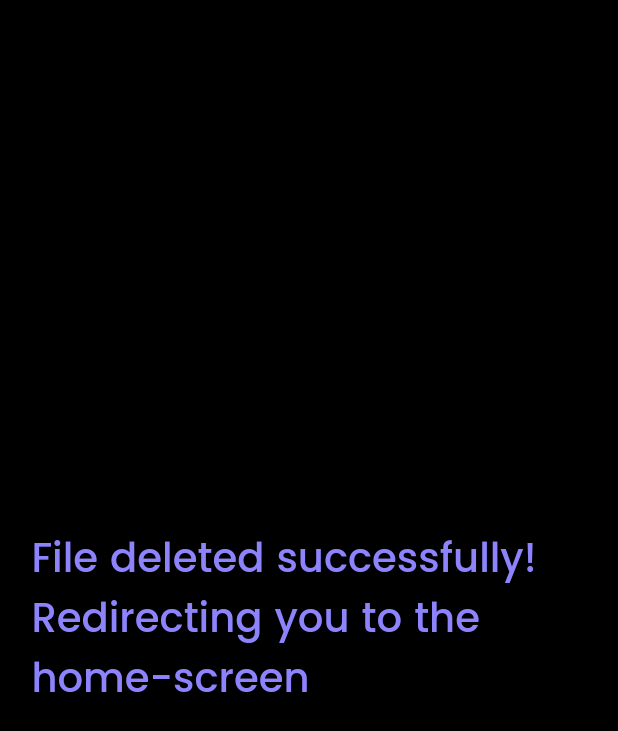
After one commit to ISTE-VIT/ISTE-App, a Flutter app: the FileDeletedScreen screen opened by its route, on a phone screen of 412 x 824 dp. The commit adds this screen. Shown: the top 731 px of the screen. Run offline on Flutter 3.47's test engine with Material 2 defaults, Android fonts, the phone set to English and light mode, and no system bars; our stand-ins replace file_picker, firebase_core, firebase_messaging, firebase_storage, google_sign_in, page_transition and 1 more; accounts and stored records are empty; network calls fail.

Commit message:
Add delete files

```diff
--- /dev/null
+++ b/iste/lib/core/storage/file_deleted_screen.dart
@@ -0,0 +1,35 @@
+import 'dart:async';
+
+import 'package:flutter/material.dart';
+import 'package:iste/board/board_home_screen.dart';
+
+class FileDeletedScreen extends StatelessWidget {
+  static const routeName = "/file-deleted";
+
+  @override
+  Widget build(BuildContext context) {
+    var c = MediaQuery.of(context).size.width;
+    Timer(const Duration(seconds: 2), () {
+      Navigator.of(context).pushNamedAndRemoveUntil(BoardHomeScreen.routeName, (route) => false);
+    });
+    return new WillPopScope(
+        onWillPop: () async => false,
+        child: Scaffold(
+          backgroundColor: Colors.black,
+          body: SafeArea(
+              child: Center(
+            child: Container(
+              margin: EdgeInsets.only(left: 0.0508 * c, right: 0.0508 * c),
+              child: Text(
+                "File deleted successfully! Redirecting you to the home-screen",
+                style: TextStyle(
+                  fontFamily: "Poppins",
+                  fontSize: 0.065 * c,
+                  color: Color.fromRGBO(141, 131, 252, 1),
+                ),
+              ),
+            ),
+          )),
+        ));
+  }
+}
--- a/iste/lib/main.dart
+++ b/iste/lib/main.dart
@@ -11,12 +11,14 @@ import 'package:iste/board/requests/request_added_screen.dart';
 import 'package:iste/board/requests/request_added_successfully_screen.dart';
 import 'package:iste/board/requests/request_deleted_screen.dart';
 import 'package:iste/board/requests/view_requests_screen.dart';
+import 'package:iste/board/tasks/edit_task_success_screen.dart';
 import 'package:iste/board/tasks/new_task_screen.dart';
 import 'package:iste/board/tasks/success_task_screen.dart';
 import 'package:iste/core/core_broadcasts/core_broadcast_screen.dart';
 import 'package:iste/core/core_broadcasts/new_core_broadcast_screen.dart';
 import 'package:iste/core/core_broadcasts/success_core_broadcast_screen.dart';
 import 'package:iste/core/home_screen.dart';
+import 'package:iste/core/storage/file_deleted_screen.dart';
 import 'package:iste/core/storage/file_upload_successful.dart';
 import 'package:iste/core/storage/upload_new_file_screen.dart';
 import 'package:iste/core/tasks/task_deleted_screen.dart';
@@ -122,6 +124,7 @@ class MyApp extends StatelessWidget {
         NewTaskScreen.routeName: (ctx) => NewTaskScreen(),
         NewBroadcastScreen.routeName: (ctx) => NewBroadcastScreen(),
         SuccessTaskScreen.routeName: (ctx) => SuccessTaskScreen(),
+        EditTaskSuccessScreen.routeName: (ctx) => EditTaskSuccessScreen(),
         SuccessBroadcastScreen.routeName: (ctx) => SuccessBroadcastScreen(),
         TaskDeletedScreen.routeName: (ctx) => TaskDeletedScreen(),
         RequestDeletedScreen.routeName: (ctx) => RequestDeletedScreen(),
@@ -130,6 +133,7 @@ class MyApp extends StatelessWidget {
         UpdateApp.routeName: (ctx) => UpdateApp(),
         SuccessCoreBroadcastScreen.routeName: (ctx) => SuccessCoreBroadcastScreen(),
         FileUploadSuccessful.routeName: (ctx) => FileUploadSuccessful(),
+        FileDeletedScreen.routeName: (ctx) => FileDeletedScreen(),
       },
     );
   }
--- a/iste/lib/version.dart
+++ b/iste/lib/version.dart
@@ -1 +1 @@
-String VERSION = "1.0.1";
+String VERSION = "1.0.2";
```
Also changed, not shown: iste/lib/board/tasks/edit_task_success_screen.dart (added, +35 -0 lines), iste/lib/board/tasks/new_task_screen.dart (+6 -1 lines), iste/lib/core/storage/firebase_api.dart (+8 -0 lines), iste/lib/core/storage/widgets/storage_tiles.dart (+75 -6 lines), iste/pubspec.lock, 1 other file.
